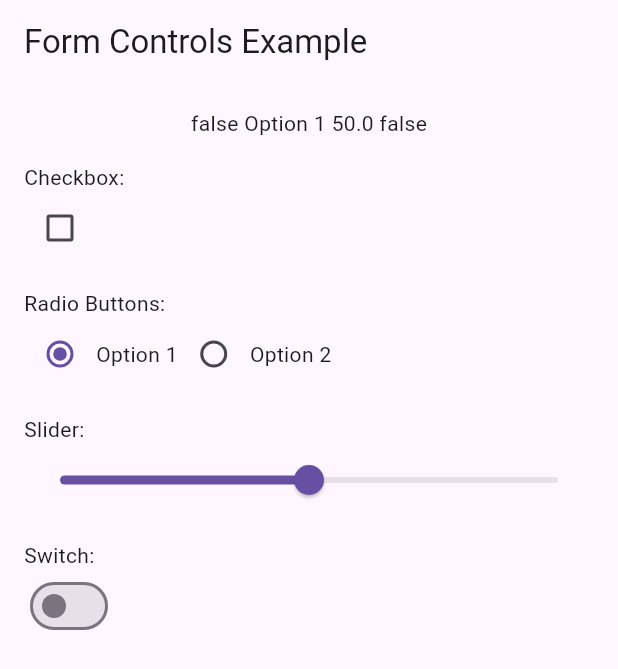
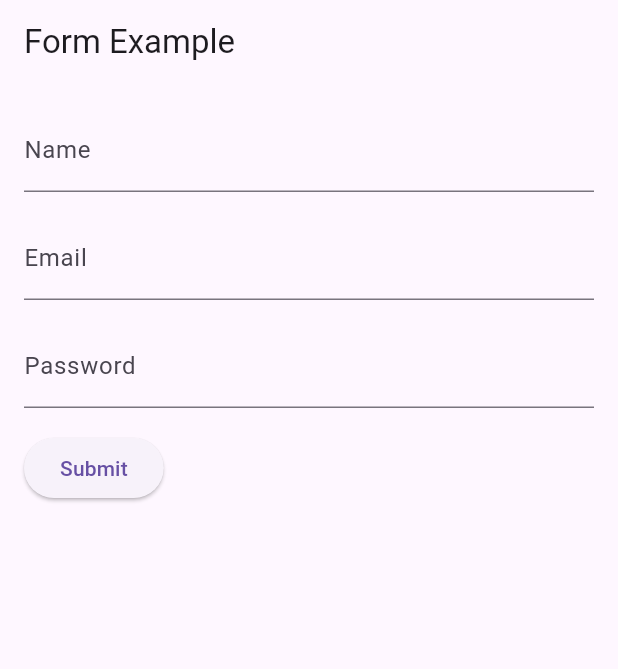
Before and after one commit to Myoungmin/flutter_fundamentals, a Flutter app: the screen it shows after launch, on a phone screen of 412 x 824 dp. Shown: the top 669 px of the screen. Run offline on Flutter 3.47's test engine with Material 3 defaults, Android fonts, the phone set to English and light mode, and no system bars.

Commit message:
Form 위젯 실습
TextField는 단순히 하나의 텍스트 입력을 다루는데 반해서, Form은 그 자체로 입력 필드를 가지고 있지 않지만, FormField 위젯들을 그룹화하여 관리하여, 복잡한 유효성 검사를 보다 쉽게 할 수 있는 위젯이다.
다른 위젯과 달리 Form 위젯은 자체적인 화면을 제공하지는 않으며, 사용자가 입력한 데이터의 유효성 검증, 데이터 관리 관련 기능을 제공한다.
Form 위젯 내에서 TextFormField 위젯을 사용하여 각 데이터 입력을 받는 것이 일반적이다.

```diff
--- a/lib/main.dart
+++ b/lib/main.dart
@@ -12,90 +12,101 @@ class MyApp extends StatefulWidget {
 }
 
 class _MyAppState extends State<MyApp> {
-  bool _checkBoxValue = false;
-  String _radioValue = 'Option 1';
-  double _sliderValue = 50.0;
-  bool _switchValue = false;
+  final _formKey = GlobalKey<FormState>();
+  String _name = '';
+  String _email = '';
+  String _password = '';
+  String _errorMessage = '';
+
+  void _submitForm() {
+    if (_formKey.currentState!.validate()) {
+      _formKey.currentState!.save();
+      print('Name: $_name');
+      print('Email: $_email');
+      print('Password: $_password');
+      setState(() {
+        _errorMessage = '';
+      });
+    } else {
+      setState(() {
+        _errorMessage = 'Please fill in all fields';
+      });
+    }
+  }
 
   @override
   Widget build(BuildContext context) {
     return MaterialApp(
       home: Scaffold(
         appBar: AppBar(
-          title: const Text('Form Controls Example'),
+          title: const Text('Form Example'),
         ),
         body: Container(
           padding: const EdgeInsets.all(16.0),
+          child: Form(
+            key: _formKey,
             child: Column(
               crossAxisAlignment: CrossAxisAlignment.start,
               children: [
-              Center(
-                  child: Text(
-                      '$_checkBoxValue $_radioValue $_sliderValue $_switchValue')),
-              const SizedBox(
-                height: 16.0,
+                TextFormField(
+                  decoration: const InputDecoration(
+                    labelText: 'Name',
                   ),
-              const Text('Checkbox: '),
-              Checkbox(
-                value: _checkBoxValue,
-                onChanged: (value) {
-                  setState(() {
-                    // ! 없으면, A value of type 'bool?' can't be assigned to a variable of type 'bool'. 라는 에러메시지 표출
-                    _checkBoxValue = value!;
-                  });
+                  validator: (value) {
+                    if (value == null || value.isEmpty) {
+                      return 'Please enter your name';
+                    }
+                    return null;
+                  },
+                  onSaved: (value) {
+                    _name = value!;
                   },
                 ),
                 const SizedBox(height: 16.0),
-              const Text('Radio Buttons: '),
-              Row(
-                children: [
-                  Radio(
-                    value: 'Option 1',
-                    groupValue: _radioValue,
-                    onChanged: (value) {
-                      setState(() {
-                        _radioValue = value.toString();
-                      });
+                TextFormField(
+                  decoration: const InputDecoration(
+                    labelText: 'Email',
+                  ),
+                  validator: (value) {
+                    if (value == null || value.isEmpty) {
+                      return 'Please enter your email';
+                    }
+                    return null;
+                  },
+                  onSaved: (value) {
+                    _email = value!;
                   },
                 ),
-                  const Text('Option 1'),
-                  Radio(
-                    value: 'Option 2',
-                    groupValue: _radioValue,
-                    onChanged: (value) {
-                      setState(() {
-                        _radioValue = value.toString();
-                      });
+                const SizedBox(height: 16.0),
+                TextFormField(
+                  decoration: const InputDecoration(
+                    labelText: 'Password',
+                  ),
+                  obscureText: true,
+                  validator: (value) {
+                    if (value == null || value.isEmpty) {
+                      return 'Please enter your password';
+                    }
+                    return null;
+                  },
+                  onSaved: (value) {
+                    _password = value!;
                   },
                 ),
-                  const Text('Option 2'),
+                const SizedBox(height: 16.0),
+                ElevatedButton(
+                  onPressed: _submitForm,
+                  child: const Text('Submit'),
+                ),
+                const SizedBox(height: 16.0),
+                Text(
+                  _errorMessage,
+                  style: const TextStyle(
+                    color: Colors.red,
+                  ),
+                )
               ],
             ),
-              const SizedBox(
-                height: 16.0,
-              ),
-              const Text('Slider: '),
-              Slider(
-                value: _sliderValue,
-                onChanged: (value) {
-                  setState(() {
-                    _sliderValue = value;
-                  });
-                },
-                min: 0,
-                max: 100,
-              ),
-              const SizedBox(height: 16.0),
-              const Text('Switch: '),
-              Switch(
-                value: _switchValue,
-                onChanged: (value) {
-                  setState(() {
-                    _switchValue = value;
-                  });
-                },
-              )
-            ],
           ),
         ),
       ),
```
Lines whose indentation alone changed are shown as unchanged.
